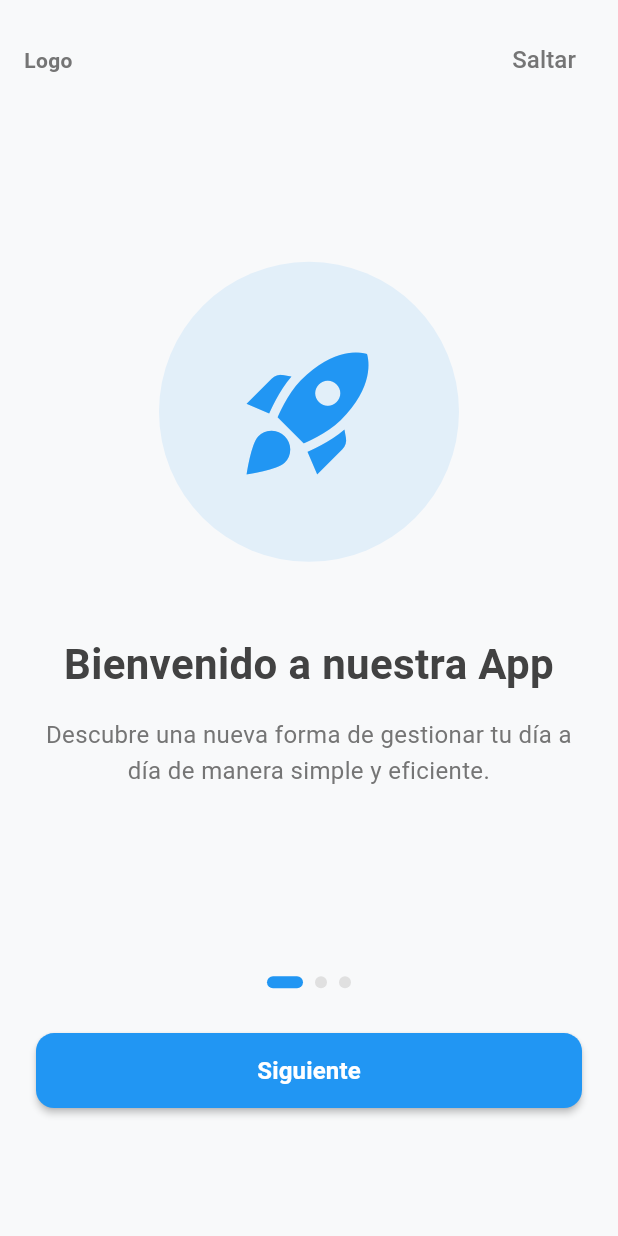
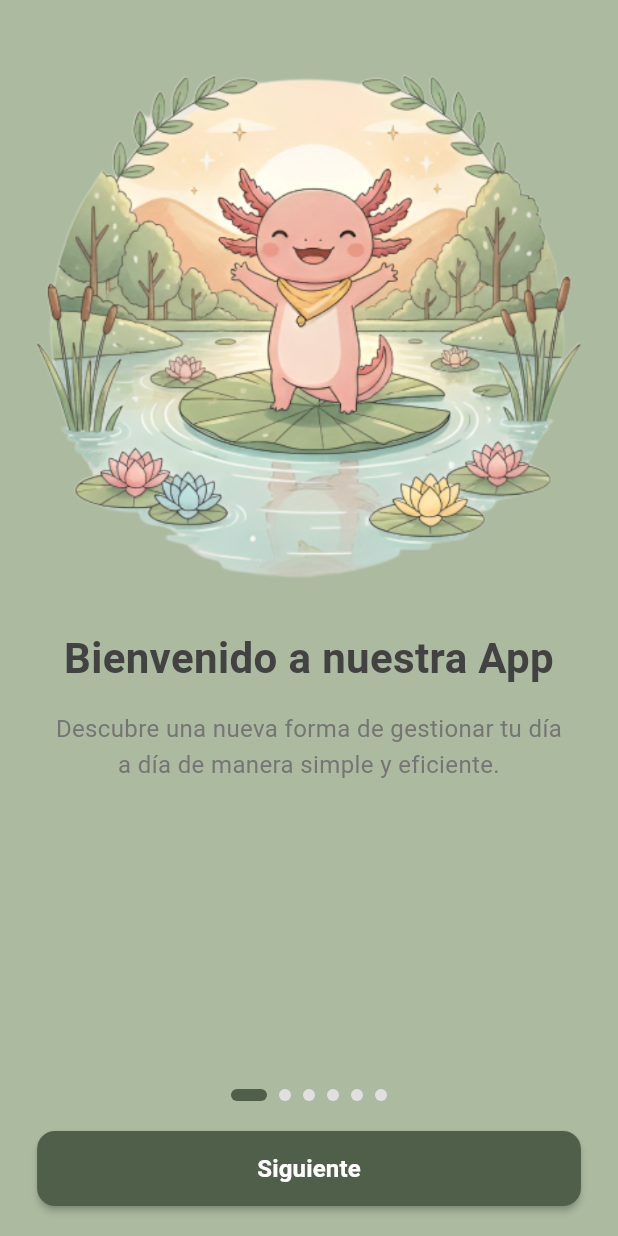
Before and after one commit to N4him/Trabajodegrado, a Flutter app: the screen it shows after launch, on a phone screen of 412 x 824 dp. Run offline on Flutter 3.47's test engine with Material 3 defaults, Android fonts, the phone set to English and light mode, and no system bars; our stand-ins replace adaptive_theme, cached_network_image, cloud_firestore, curved_navigation_bar, dartz, equatable and 7 more; missing offline and left inert: syncfusion_flutter_pdfviewer; accounts and stored records are empty.

Commit message:
onboarding update

```diff
--- a/my_app/lib/onboarding/onboarding_screen.dart
+++ b/my_app/lib/onboarding/onboarding_screen.dart
@@ -14,22 +14,46 @@ class _OnboardingScreenState extends State<OnboardingScreen> {
 
   final List<OnboardingData> _pages = [
     OnboardingData(
-      image: Icons.rocket_launch,
+      imagePath: 'assets/images/onboard1 (1).png',
       title: "Bienvenido a nuestra App",
       description: "Descubre una nueva forma de gestionar tu día a día de manera simple y eficiente.",
-      color: Colors.blue,
+      backgroundColor: Color.fromARGB(255, 172, 187, 160),
+      cardColor: Color.fromARGB(255, 172, 187, 160),
     ),
     OnboardingData(
-      image: Icons.security,
+      imagePath: 'assets/images/board-2 (2).png',
       title: "Seguridad Garantizada",
       description: "Tus datos están protegidos con la mejor tecnología Firebase de Google.",
-      color: Colors.green,
+      backgroundColor: Color.fromARGB(255, 172, 187, 160),
+      cardColor: Color.fromARGB(255, 172, 187, 160),
     ),
     OnboardingData(
-      image: Icons.speed,
+      imagePath: 'assets/images/board-3 (2).png',
       title: "Rápido y Fácil",
       description: "Interfaz intuitiva diseñada para que puedas empezar a usar la app inmediatamente.",
-      color: Colors.orange,
+      backgroundColor: Color.fromARGB(255, 172, 187, 160),
+      cardColor: Color.fromARGB(255, 172, 187, 160),
+    ),
+    OnboardingData(
+      imagePath: 'assets/images/board-4 (1).png',
+      title: "Rápido y Fácil",
+      description: "Interfaz intuitiva diseñada para que puedas empezar a usar la app inmediatamente.",
+      backgroundColor: Color.fromARGB(255, 172, 187, 160),
+      cardColor: Color.fromARGB(255, 172, 187, 160),
+    ),
+    OnboardingData(
+      imagePath: 'assets/images/board-5.png',
+      title: "Rápido y Fácil",
+      description: "Interfaz intuitiva diseñada para que puedas empezar a usar la app inmediatamente.",
+      backgroundColor: Color.fromARGB(255, 172, 187, 160),
+      cardColor: Color.fromARGB(255, 172, 187, 160),
+    ),
+    OnboardingData(
+      imagePath: 'assets/images/board-6.png',
+      title: "Rápido y Fácil",
+      description: "Interfaz intuitiva diseñada para que puedas empezar a usar la app inmediatamente.",
+      backgroundColor: Color.fromARGB(255, 172, 187, 160),
+      cardColor: Color.fromARGB(255, 172, 187, 160),
     ),
   ];
 
@@ -50,15 +74,6 @@ class _OnboardingScreenState extends State<OnboardingScreen> {
     }
   }
 
-  void _previousPage() {
-    if (_currentPage > 0) {
-      _pageController.previousPage(
-        duration: Duration(milliseconds: 300),
-        curve: Curves.easeInOut,
-      );
-    }
-  }
-
   void _goToLogin() async {
     // Marcar que el usuario ya vio el onboarding
     await OnboardingService.setOnboardingSeen();
@@ -70,45 +85,18 @@ class _OnboardingScreenState extends State<OnboardingScreen> {
 
   @override
   Widget build(BuildContext context) {
+    final size = MediaQuery.of(context).size;
+    final isSmallScreen = size.height < 700;
+
     return Scaffold(
+      backgroundColor: _pages[_currentPage].backgroundColor,
       body: SafeArea(
-        child: Column(
+        child: LayoutBuilder(
+          builder: (context, constraints) {
+            return Column(
               children: [
-            // Skip button
-            Padding(
-              padding: EdgeInsets.all(16.0),
-              child: Row(
-                mainAxisAlignment: MainAxisAlignment.spaceBetween,
-                children: [
-                  // Logo pequeño o espacio vacío
-                  SizedBox(
-                    width: 60,
-                    child: Text(
-                      'Logo',
-                      style: TextStyle(
-                        fontWeight: FontWeight.bold,
-                        color: Colors.grey[600],
-                      ),
-                    ),
-                  ),
-                  // Botón Skip
-                  TextButton(
-                    onPressed: _goToLogin,
-                    child: Text(
-                      'Saltar',
-                      style: TextStyle(
-                        color: Colors.grey[600],
-                        fontSize: 16,
-                      ),
-                    ),
-                  ),
-                ],
-              ),
-            ),
-
                 // PageView content
                 Expanded(
-              flex: 8,
                   child: PageView.builder(
                     controller: _pageController,
                     onPageChanged: (int page) {
@@ -118,38 +106,42 @@ class _OnboardingScreenState extends State<OnboardingScreen> {
                     },
                     itemCount: _pages.length,
                     itemBuilder: (context, index) {
-                  return _buildOnboardingPage(_pages[index]);
+                      return _buildOnboardingPage(
+                        _pages[index],
+                        constraints,
+                        isSmallScreen,
+                      );
                     },
                   ),
                 ),
 
+                // Dots indicator and Navigation button
+                Padding(
+                  padding: EdgeInsets.symmetric(
+                    horizontal: size.width * 0.06,
+                    vertical: isSmallScreen ? 16.0 : 20.0,
+                  ),
+                  child: Column(
+                    mainAxisSize: MainAxisSize.min,
+                    children: [
                       // Dots indicator
-            Expanded(
-              flex: 1,
-              child: Row(
+                      Row(
                         mainAxisAlignment: MainAxisAlignment.center,
                         children: List.generate(
                           _pages.length,
-                  (index) => _buildDot(index),
+                          (index) => _buildDot(index, isSmallScreen),
                         ),
                       ),
-            ),
+                      SizedBox(height: isSmallScreen ? 16 : 20),
 
-            // Navigation buttons
-            Expanded(
-              flex: 2,
-              child: Padding(
-                padding: EdgeInsets.symmetric(horizontal: 24.0),
-                child: Column(
-                  children: [
                       // Next/Get Started button
                       SizedBox(
                         width: double.infinity,
-                      height: 50,
+                        height: isSmallScreen ? 48 : 50,
                         child: ElevatedButton(
                           onPressed: _nextPage,
                           style: ElevatedButton.styleFrom(
-                          backgroundColor: _pages[_currentPage].color,
+                            backgroundColor: const Color.fromARGB(255, 79, 95, 74),
                             shape: RoundedRectangleBorder(
                               borderRadius: BorderRadius.circular(12),
                             ),
@@ -160,106 +152,127 @@ class _OnboardingScreenState extends State<OnboardingScreen> {
                                 ? 'Comenzar'
                                 : 'Siguiente',
                             style: TextStyle(
-                            fontSize: 16,
+                              fontSize: isSmallScreen ? 15 : 16,
                               fontWeight: FontWeight.w600,
                               color: Colors.white,
                             ),
                           ),
                         ),
                       ),
-                    SizedBox(height: 12),
-
-                    // Back button (except on first page)
-                    if (_currentPage > 0)
-                      SizedBox(
-                        width: double.infinity,
-                        height: 50,
-                        child: OutlinedButton(
-                          onPressed: _previousPage,
-                          style: OutlinedButton.styleFrom(
-                            side: BorderSide(color: _pages[_currentPage].color),
-                            shape: RoundedRectangleBorder(
-                              borderRadius: BorderRadius.circular(12),
+                    ],
                   ),
                 ),
-                          child: Text(
-                            'Anterior',
-                            style: TextStyle(
-                              fontSize: 16,
-                              color: _pages[_currentPage].color,
+              ],
+            );
+          },
+        ),
+      ),
+    );
+  }
+
+  Widget _buildOnboardingPage(
+    OnboardingData data,
+    BoxConstraints constraints,
+    bool isSmallScreen,
+  ) {
+    final size = MediaQuery.of(context).size;
+    final horizontalPadding = size.width * 0.06;
+
+    // Calcular el tamaño de la imagen basado en el espacio disponible
+    final availableHeight = constraints.maxHeight * 0.6;
+    final availableWidth = size.width - (horizontalPadding * 2);
+    final imageSize = availableHeight < availableWidth
+        ? availableHeight
+        : availableWidth;
+
+    return SingleChildScrollView(
+      child: Padding(
+        padding: EdgeInsets.symmetric(
+          horizontal: horizontalPadding,
+          vertical: isSmallScreen ? 8.0 : 16.0,
+        ),
+        child: Column(
+          mainAxisAlignment: MainAxisAlignment.center,
+          children: [
+            SizedBox(height: isSmallScreen ? 8 : 16),
+
+            // Image
+            Container(
+              height: imageSize,
+              width: imageSize,
+              constraints: BoxConstraints(
+                maxHeight: 550,
+                maxWidth: 550,
+              ),
+              decoration: BoxDecoration(
+                color: data.cardColor,
+                borderRadius: BorderRadius.circular(20),
+              ),
+              child: ClipRRect(
+                borderRadius: BorderRadius.circular(20),
+                child: Image.asset(
+                  data.imagePath,
+                  fit: BoxFit.contain,
+                  errorBuilder: (context, error, stackTrace) {
+                    return Center(
+                      child: Icon(
+                        Icons.image,
+                        size: imageSize * 0.2,
+                        color: Colors.grey[400],
+                      ),
+                    );
+                  },
                 ),
               ),
             ),
+            SizedBox(height: isSmallScreen ? 16 : 24),
+
+            // Title
+            Text(
+              data.title,
+              style: TextStyle(
+                fontSize: isSmallScreen ? 24 : 28,
+                fontWeight: FontWeight.bold,
+                color: Colors.grey[800],
               ),
+              textAlign: TextAlign.center,
+            ),
+            SizedBox(height: isSmallScreen ? 12 : 16),
 
-                    SizedBox(height: 20),
-                  ],
+            // Description
+            Padding(
+              padding: EdgeInsets.symmetric(
+                horizontal: size.width * 0.02,
+              ),
+              child: Text(
+                data.description,
+                style: TextStyle(
+                  fontSize: isSmallScreen ? 14 : 16,
+                  color: Colors.grey[600],
+                  height: 1.5,
+                ),
+                textAlign: TextAlign.center,
+                maxLines: 3,
+                overflow: TextOverflow.ellipsis,
               ),
             ),
-            ),
+            SizedBox(height: isSmallScreen ? 8 : 16),
           ],
         ),
       ),
     );
   }
 
-  Widget _buildOnboardingPage(OnboardingData data) {
-    return Padding(
-      padding: EdgeInsets.all(24.0),
-      child: Column(
-        mainAxisAlignment: MainAxisAlignment.center,
-        children: [
-          // Icon/Image
-          Container(
-            height: 200,
-            width: 200,
-            decoration: BoxDecoration(
-              color: data.color.withOpacity(0.1),
-              shape: BoxShape.circle,
-            ),
-            child: Icon(
-              data.image,
-              size: 100,
-              color: data.color,
-            ),
-          ),
-          SizedBox(height: 48),
-
-          // Title
-          Text(
-            data.title,
-            style: TextStyle(
-              fontSize: 28,
-              fontWeight: FontWeight.bold,
-              color: Colors.grey[800],
-            ),
-            textAlign: TextAlign.center,
-          ),
-          SizedBox(height: 16),
-
-          // Description
-          Text(
-            data.description,
-            style: TextStyle(
-              fontSize: 16,
-              color: Colors.grey[600],
-              height: 1.5,
-            ),
-            textAlign: TextAlign.center,
-          ),
-        ],
-      ),
-    );
-  }
-
-  Widget _buildDot(int index) {
+  Widget _buildDot(int index, bool isSmallScreen) {
     return Container(
-      margin: EdgeInsets.symmetric(horizontal: 4),
-      height: 8,
-      width: _currentPage == index ? 24 : 8,
+      margin: EdgeInsets.symmetric(horizontal: isSmallScreen ? 3 : 4),
+      height: isSmallScreen ? 7 : 8,
+      width: _currentPage == index
+          ? (isSmallScreen ? 20 : 24)
+          : (isSmallScreen ? 7 : 8),
       decoration: BoxDecoration(
         color: _currentPage == index
-            ? _pages[_currentPage].color
+            ? const Color.fromARGB(255, 79, 95, 74)
             : Colors.grey[300],
         borderRadius: BorderRadius.circular(4),
       ),
@@ -269,15 +282,17 @@ class _OnboardingScreenState extends State<OnboardingScreen> {
 
 // Modelo de datos para cada página del onboarding
 class OnboardingData {
-  final IconData image;
+  final String imagePath;
   final String title;
   final String description;
-  final Color color;
+  final Color backgroundColor;
+  final Color cardColor;
 
   OnboardingData({
-    required this.image,
+    required this.imagePath,
     required this.title,
     required this.description,
-    required this.color,
+    required this.backgroundColor,
+    required this.cardColor,
   });
 }
```
Also changed, not shown: my_app/assets/images/board-1.png (added), my_app/assets/images/board-2 (1).png (added), my_app/assets/images/board-2 (2).png (added), my_app/assets/images/board-2.png (added), my_app/assets/images/board-3 (1).png (added), my_app/assets/images/board-3 (2).png (added), my_app/assets/images/board-3.png (added), my_app/assets/images/board-4 (1).png (added), my_app/assets/images/board-4.png (added), my_app/assets/images/board-5.png (added), my_app/assets/images/board-6.png (added), my_app/assets/images/onboard1 (1).png (added), my_app/assets/images/onboard1.png (added). Lines whose indentation alone changed are shown as unchanged.
